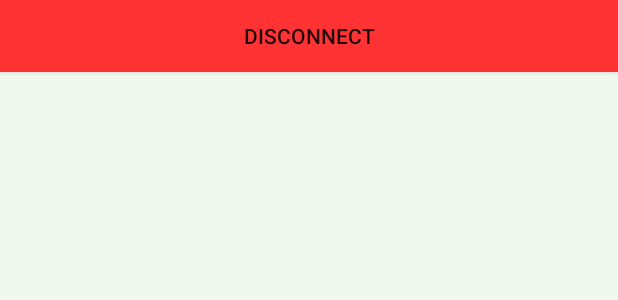
After one commit to TCM5/CheapTrip, an Android app: the layout fragment_profile.xml on its own in the app's theme, with its tools: preview values and no code run, on a phone screen of 412 x 824 dp. The commit adds this screen. Shown: the top 300 px of the screen. Run offline under Robolectric (Android 15) with nearby library versions, the phone set to English and light mode, and no system bars.

Commit message:
adding logout features

```diff
--- a/app/src/main/java/com/fmt/cheaptrip/fragments/MapFragment.java
+++ b/app/src/main/java/com/fmt/cheaptrip/fragments/MapFragment.java
@@ -249,7 +249,7 @@ public class MapFragment extends Fragment {
                 public void onClick(View v) {
 
                     NewTripFragment newTripFragment = new NewTripFragment();
-                    ActivityUtils.replaceFragment(getFragmentManager(), newTripFragment, R.id.main_content_container);
+                    ActivityUtils.replaceFragment(getFragmentManager(), newTripFragment, R.id.main_content_container, true);
 
                 }
             };
@@ -262,7 +262,7 @@ public class MapFragment extends Fragment {
                 public void onClick(View v) {
 
                     TripsFragment tripsFragment = new TripsFragment();
-                    ActivityUtils.replaceFragment(getFragmentManager(), tripsFragment, R.id.main_content_container);
+                    ActivityUtils.replaceFragment(getFragmentManager(), tripsFragment, R.id.main_content_container, true);
 
                 }
 
--- /dev/null
+++ b/app/src/main/res/layout/fragment_profile.xml
@@ -0,0 +1,15 @@
+<LinearLayout xmlns:android="http://schemas.android.com/apk/res/android"
+    xmlns:tools="http://schemas.android.com/tools"
+    android:layout_width="match_parent"
+    android:layout_height="match_parent"
+    android:background="@color/green3_cheaptrip"
+    tools:context="com.fmt.cheaptrip.fragments.ProfileFragment">
+
+
+    <Button
+        android:id="@+id/fragment_profile_signout_btn"
+        android:layout_width="match_parent"
+        android:layout_height="wrap_content"
+        android:background="@color/red"
+        android:text="DISCONNECT" />
+</LinearLayout>
```
Also changed, not shown: app/build.gradle (+6 -6 lines), app/src/main/java/com/fmt/cheaptrip/Utils/ActivityUtils.java (+5 -2 lines), app/src/main/java/com/fmt/cheaptrip/activities/LoadingActivity.java (+0 -8 lines), app/src/main/java/com/fmt/cheaptrip/activities/MainActivity.java (+12 -3 lines), app/src/main/java/com/fmt/cheaptrip/fragments/ProfileFragment.java (added, +61 -0 lines), app/src/main/java/com/fmt/cheaptrip/utils/LoginUtils.java (+15 -1 lines).
